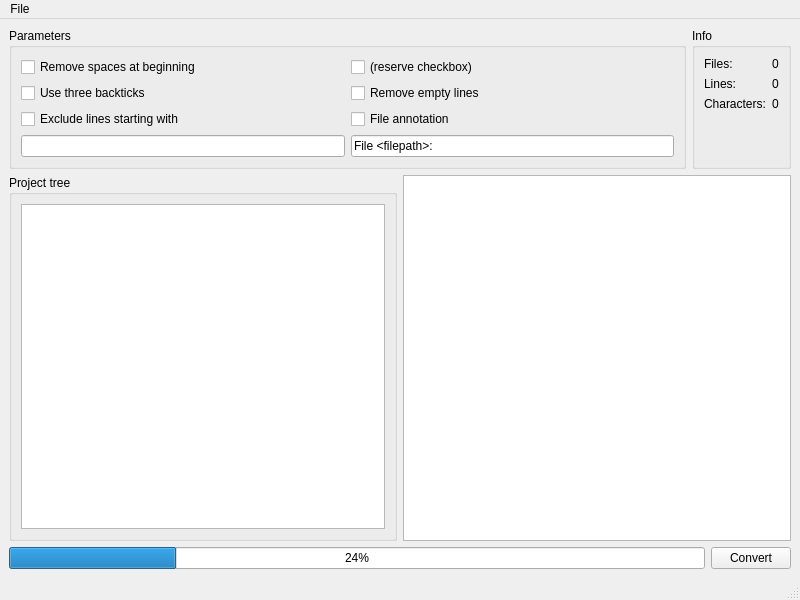
Before: the Qt Designer form mainwindow.ui in zavalroman/tree_to_context, drawn with Qt 5.
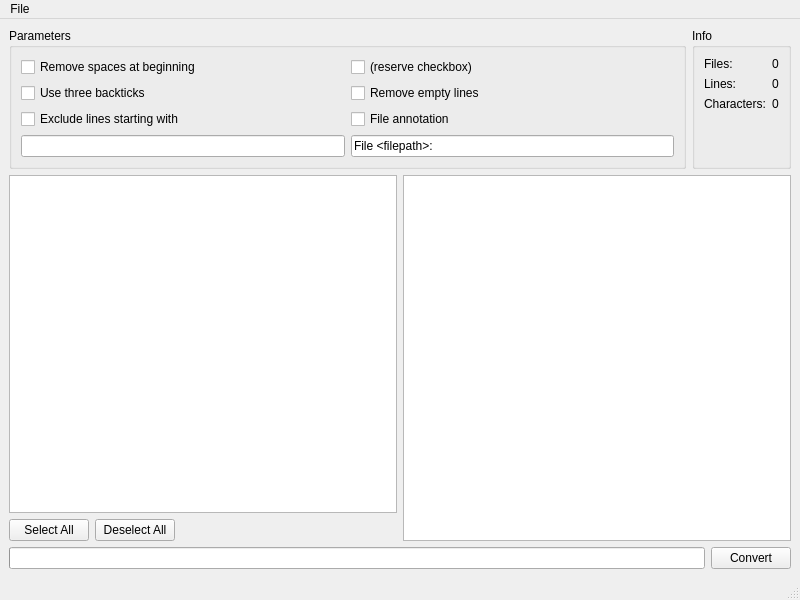
After: the same form once the commit is applied.

```diff
--- a/mainwindow.ui
+++ b/mainwindow.ui
@@ -132,18 +132,44 @@
      </layout>
     </item>
     <item>
-     <layout class="QHBoxLayout" name="horizontalLayout">
+     <layout class="QHBoxLayout" name="horizontalLayout_4">
       <item>
-       <widget class="QGroupBox" name="groupBox">
-        <property name="title">
-         <string>Project tree</string>
-        </property>
-        <layout class="QVBoxLayout" name="verticalLayout">
-         <item>
-          <widget class="QTreeView" name="treeView"/>
-         </item>
-        </layout>
-       </widget>
+       <layout class="QVBoxLayout" name="verticalLayout">
+        <item>
+         <widget class="QTreeView" name="treeView"/>
+        </item>
+        <item>
+         <layout class="QHBoxLayout" name="horizontalLayout">
+          <item>
+           <widget class="QPushButton" name="selectAllButton">
+            <property name="text">
+             <string>Select All</string>
+            </property>
+           </widget>
+          </item>
+          <item>
+           <widget class="QPushButton" name="deselectAllButton">
+            <property name="text">
+             <string>Deselect All</string>
+            </property>
+           </widget>
+          </item>
+          <item>
+           <spacer name="horizontalSpacer">
+            <property name="orientation">
+             <enum>Qt::Orientation::Horizontal</enum>
+            </property>
+            <property name="sizeHint" stdset="0">
+             <size>
+              <width>40</width>
+              <height>20</height>
+             </size>
+            </property>
+           </spacer>
+          </item>
+         </layout>
+        </item>
+       </layout>
       </item>
       <item>
        <widget class="QPlainTextEdit" name="plainTextEdit"/>
@@ -153,11 +179,7 @@
     <item>
      <layout class="QHBoxLayout" name="horizontalLayout_3">
       <item>
-       <widget class="QProgressBar" name="progressBar">
-        <property name="value">
-         <number>24</number>
-        </property>
-       </widget>
+       <widget class="QProgressBar" name="progressBar"/>
       </item>
       <item>
        <widget class="QPushButton" name="convertButton">
```
